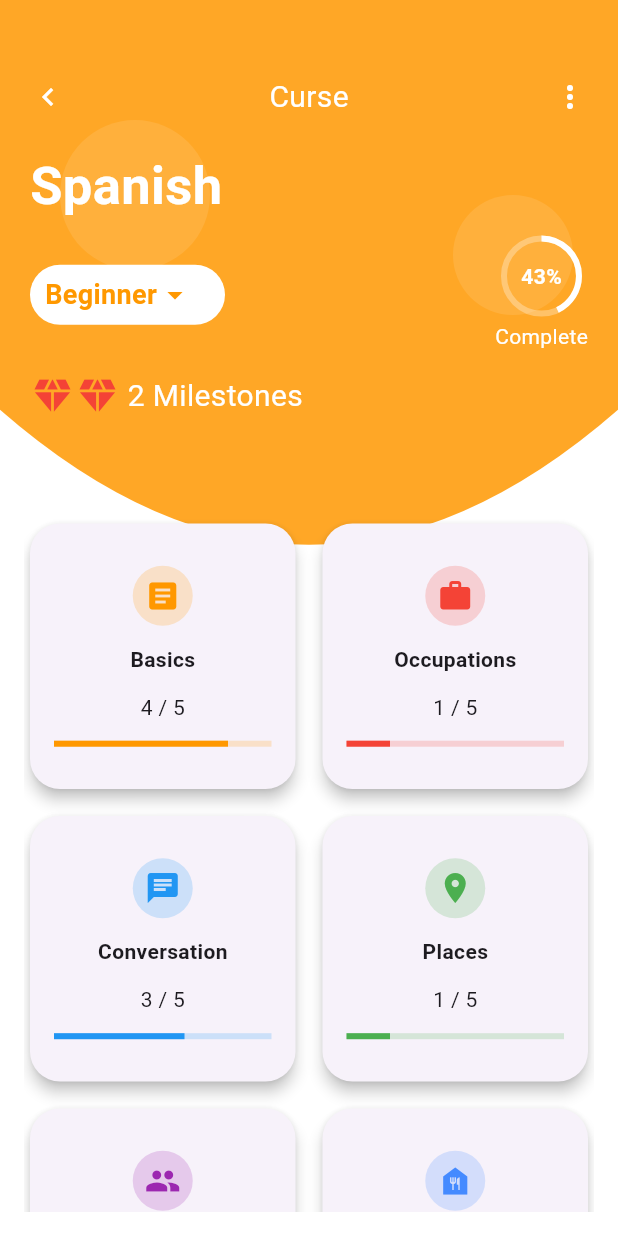
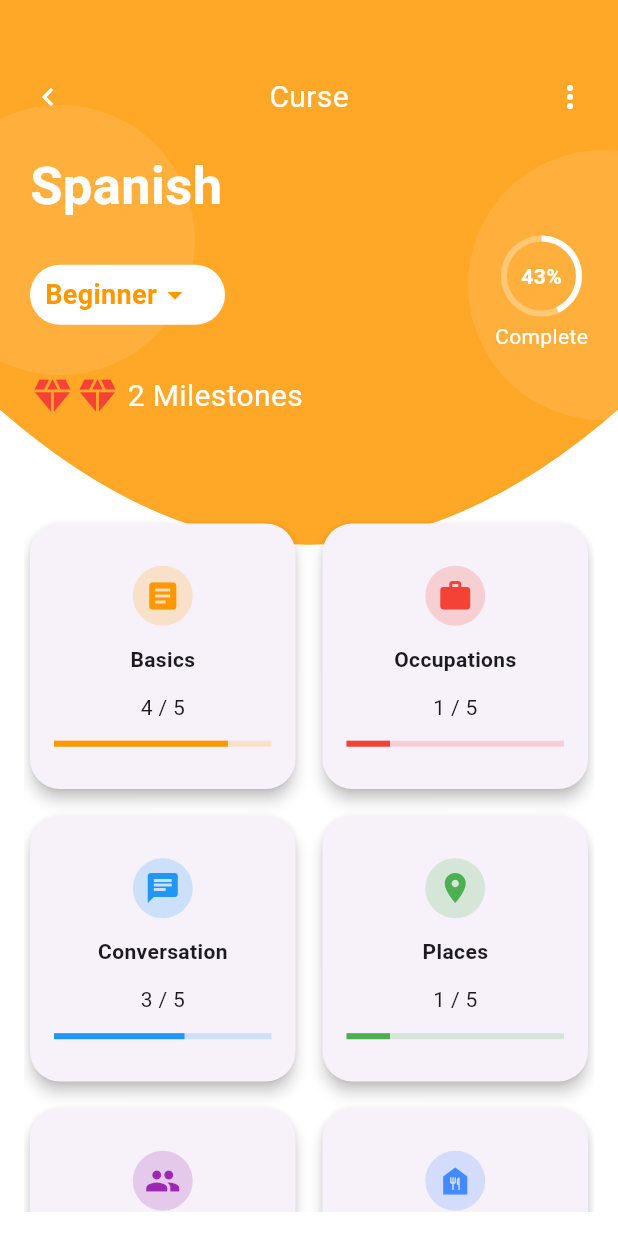
Before and after one commit to gharshitha1712/fluttertask3, a Flutter app: the screen it shows after launch, on a phone screen of 412 x 824 dp. Run offline on Flutter 3.47's test engine with Material 3 defaults, Android fonts, the phone set to English and light mode, and no system bars.

Commit message:
third commit

```diff
--- a/lib/screens/homescreen.dart
+++ b/lib/screens/homescreen.dart
@@ -14,7 +14,6 @@ class _HomeScreenState extends State<HomeScreen> {
       backgroundColor: Colors.white,
       body: Stack(
         children: [
-          // Wavy Orange Background
           ClipPath(
             clipper: OrangeWaveClipper(),
             child: Container(
@@ -22,14 +21,12 @@ class _HomeScreenState extends State<HomeScreen> {
               decoration: BoxDecoration(color: Colors.orange.shade400),
             ),
           ),
-
-          // Two Background Circles
           Positioned(
-            top: 80,
-            left: 40,
+            top: 70,
+            left: -50,
             child: Container(
-              width: 100,
-              height: 100,
+              width: 180,
+              height: 180,
               decoration: BoxDecoration(
                 shape: BoxShape.circle,
                 color: Colors.white.withOpacity(0.1),
@@ -37,11 +34,11 @@ class _HomeScreenState extends State<HomeScreen> {
             ),
           ),
           Positioned(
-            top: 130,
-            right: 30,
+            top: 100,
+            right: -80,
             child: Container(
-              width: 80,
-              height: 80,
+              width: 180,
+              height: 180,
               decoration: BoxDecoration(
                 shape: BoxShape.circle,
                 color: Colors.white.withOpacity(0.1),
@@ -56,7 +53,6 @@ class _HomeScreenState extends State<HomeScreen> {
                 child: Column(
                   crossAxisAlignment: CrossAxisAlignment.start,
                   children: [
-                    // Top Bar
                     Row(
                       children: [
                         Icon(Icons.navigate_before, color: Colors.white),
@@ -67,8 +63,6 @@ class _HomeScreenState extends State<HomeScreen> {
                       ],
                     ),
                     SizedBox(height: 20),
-
-                    // Language Title
                     Text(
                       "Spanish",
                       style: TextStyle(
@@ -78,12 +72,9 @@ class _HomeScreenState extends State<HomeScreen> {
                       ),
                     ),
                     SizedBox(height: 10),
-
-                    // Dropdown & Progress Indicator
                     Row(
                       mainAxisAlignment: MainAxisAlignment.spaceBetween,
                       children: [
-                        // Level Selector
                         Container(
                           decoration: BoxDecoration(
                             color: Colors.white,
@@ -122,8 +113,6 @@ class _HomeScreenState extends State<HomeScreen> {
                             ),
                           ),
                         ),
-
-                        // Progress Circle
                         Column(
                           children: [
                             Stack(
@@ -148,8 +137,6 @@ class _HomeScreenState extends State<HomeScreen> {
                       ],
                     ),
                     SizedBox(height: 15),
-
-                    // Milestones
                     Row(
                       children: [
                         Icon(Icons.diamond, color: Colors.red, size: 30),
@@ -161,8 +148,6 @@ class _HomeScreenState extends State<HomeScreen> {
                   ],
                 ),
               ),
-
-              // Course Categories Grid
               Expanded(
                 child: Padding(
                   padding: EdgeInsets.all(16.0),
@@ -187,8 +172,6 @@ class _HomeScreenState extends State<HomeScreen> {
       ),
     );
   }
-
-  // Function to Build Category Cards
   Widget _buildCategoryCard(String title, IconData icon, int progress, int total, Color color) {
     return Card(
       shape: RoundedRectangleBorder(borderRadius: BorderRadius.circular(20)),
@@ -215,8 +198,6 @@ class _HomeScreenState extends State<HomeScreen> {
     );
   }
 }
-
-// Custom Clipper for Wavy Background
 class OrangeWaveClipper extends CustomClipper<Path> {
   @override
   Path getClip(Size size) {
```
